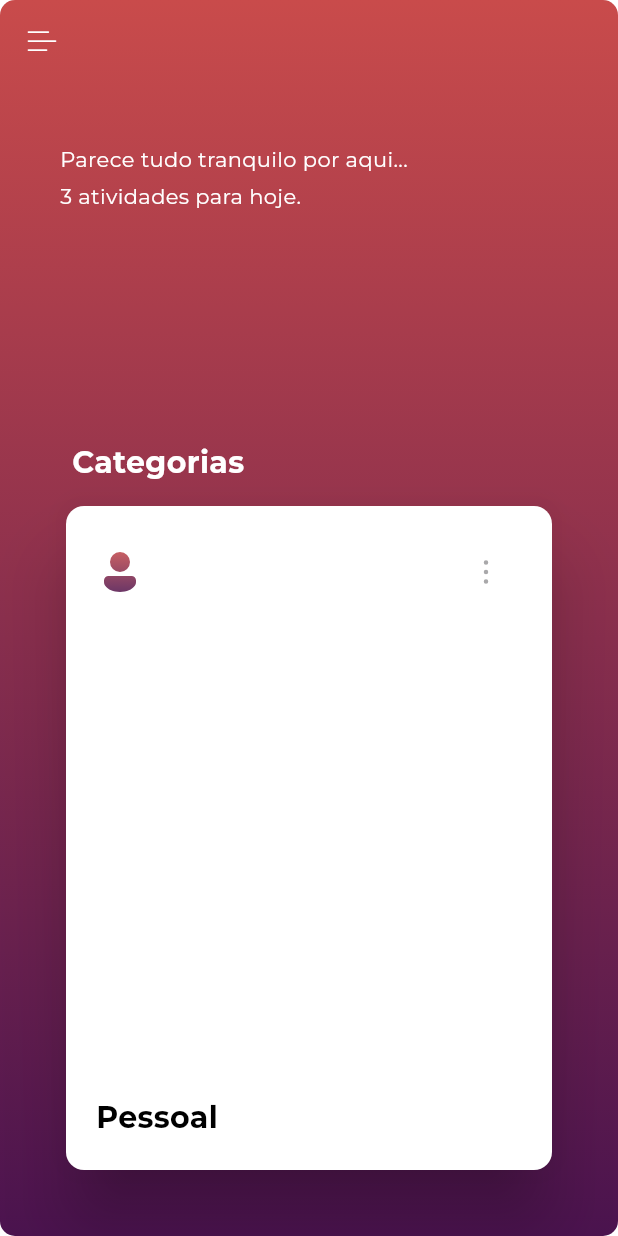
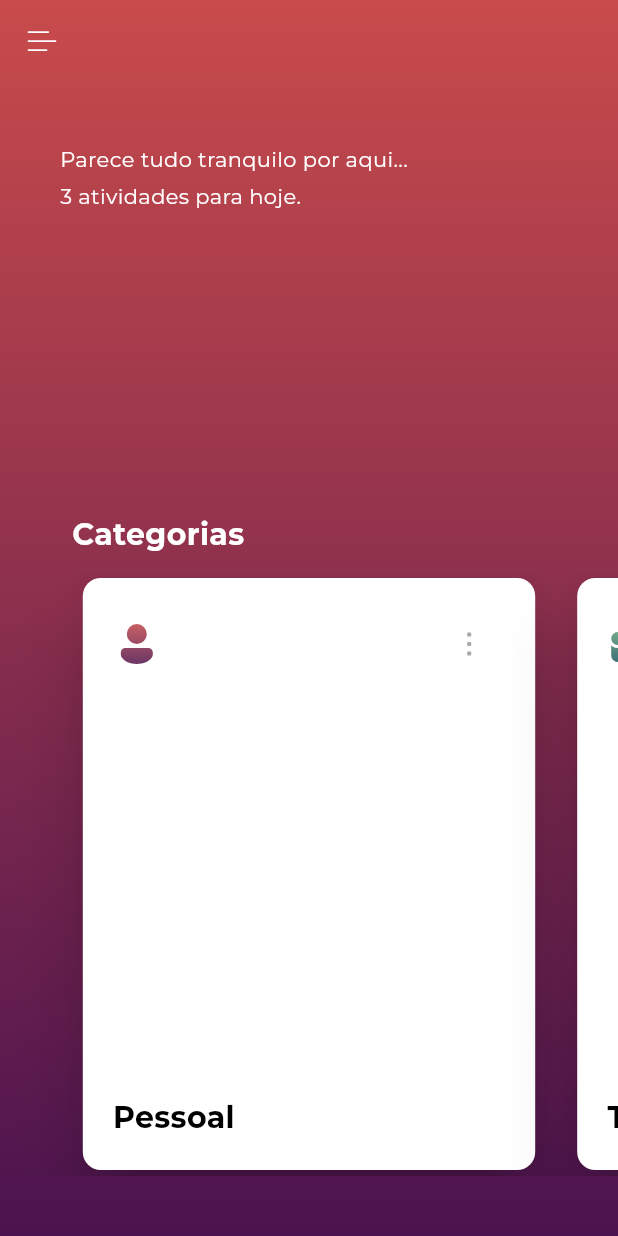
Before and after one commit to abnerjs/bc_dio_trilhaapp, a Flutter app: the HomePage screen opened directly with empty values, on a phone screen of 412 x 824 dp. Run offline on Flutter 3.47's test engine with Material 2 defaults, Android fonts, the phone set to English and light mode, and no system bars; our stand-ins replace fluentui_system_icons, flutter_zoom_drawer, google_fonts, mask_text_input_formatter, multi_select_flutter, scroll_snap_list.

Commit message:
homepage colors and snap horizontal scroll with page view

```diff
--- a/lib/main.dart
+++ b/lib/main.dart
@@ -4,6 +4,7 @@ import 'package:todoapp/pages/home/home_main.dart';
 import 'package:todoapp/pages/login.dart';
 import 'package:todoapp/pages/profile/profile_main.dart';
 import 'package:flutter_localizations/flutter_localizations.dart';
+import 'package:todoapp/pages/settings/settings_main.dart';
 
 void main() {
   runApp(const MyApp());
@@ -34,6 +35,8 @@ class MyApp extends StatelessWidget {
       routes: <String, WidgetBuilder>{
         '/home': (context) => const HomePageMain(title: 'Olá, Abner!'),
         '/profile': (context) => const ProfilePageMain(title: 'Perfil'),
+        '/settings': (context) =>
+            const SettingsPageMain(title: 'Configurações'),
       },
     );
   }
--- a/lib/pages/home/home.dart
+++ b/lib/pages/home/home.dart
@@ -1,6 +1,7 @@
 import 'package:fluentui_system_icons/fluentui_system_icons.dart';
 import 'package:flutter/material.dart';
 import 'package:google_fonts/google_fonts.dart';
+import 'package:scroll_snap_list/scroll_snap_list.dart';
 import 'package:todoapp/widgets/menu.dart';
 
 class HomePage extends StatefulWidget {
@@ -12,20 +13,42 @@ class HomePage extends StatefulWidget {
   State<HomePage> createState() => _HomePageState();
 }
 
+class CardData {
+  final String label;
+  final IconData icon;
+  final List<Color> colors;
+
+  CardData(this.label, this.icon, this.colors);
+}
+
 class _HomePageState extends State<HomePage> {
+  List<CardData> data = [
+    CardData("Pessoal", FluentIcons.person_32_filled, [
+      const Color(0xFF4b134f),
+      const Color(0xFFc94b4b),
+    ]),
+    CardData("Trabalho", FluentIcons.briefcase_32_filled, [
+      const Color(0xFF134E5E),
+      const Color(0xFF71B280),
+    ]),
+    CardData("Estudos", FluentIcons.book_default_28_filled, [
+      const Color(0xFF16222A),
+      const Color(0xFF3A6073),
+    ]),
+  ];
+
+  var _activeIndex = 0;
+
   @override
   Widget build(BuildContext context) {
-    return Container(
+    return AnimatedContainer(
+      duration: const Duration(milliseconds: 300),
       decoration: BoxDecoration(
-        gradient: const LinearGradient(
+        gradient: LinearGradient(
           begin: Alignment.bottomCenter,
           end: Alignment.topCenter,
-          colors: [
-            Color(0xFF4b134f),
-            Color(0xFFc94b4b),
-          ],
+          colors: data[_activeIndex].colors,
         ),
-        borderRadius: BorderRadius.circular(10),
       ),
       child: Scaffold(
         backgroundColor: Colors.transparent,
@@ -87,8 +110,37 @@ class _HomePageState extends State<HomePage> {
                     fontWeight: FontWeight.bold),
               ),
             ),
-            Container(
-              margin: const EdgeInsets.only(bottom: 40, left: 40, right: 40),
+            Expanded(
+              flex: 2,
+              child: NotificationListener<ScrollUpdateNotification>(
+                onNotification: (notification) {
+                  setState(() {
+                    _activeIndex = notification.metrics.pixels ~/
+                        (MediaQuery.of(context).size.width - 80);
+                  });
+                  return true;
+                },
+                child: PageView.builder(
+                  itemCount: data.length,
+                  controller: PageController(viewportFraction: 0.8),
+                  itemBuilder: (BuildContext context, int itemIndex) {
+                    return _buildCarouselItem(context, 1, itemIndex);
+                  },
+                ),
+              ),
+            ),
+            const SizedBox(
+              height: 40,
+            ),
+          ],
+        ),
+      ),
+    );
+  }
+
+  Widget _buildCarouselItem(BuildContext context, int aux, int itemIndex) {
+    return Padding(
+      padding: const EdgeInsets.symmetric(horizontal: 10.0),
       child: Card(
         elevation: 20,
         color: Colors.white,
@@ -103,17 +155,13 @@ class _HomePageState extends State<HomePage> {
                 children: [
                   ShaderMask(
                     blendMode: BlendMode.srcIn,
-                            shaderCallback: (Rect bounds) =>
-                                const LinearGradient(
+                    shaderCallback: (Rect bounds) => LinearGradient(
                       begin: Alignment.bottomCenter,
                       end: Alignment.topCenter,
-                              colors: [
-                                Color(0xFF4b134f),
-                                Color(0xFFc94b4b),
-                              ],
+                      colors: data[itemIndex].colors,
                     ).createShader(bounds),
-                            child: const Icon(
-                              FluentIcons.person_32_filled,
+                    child: Icon(
+                      data[itemIndex].icon,
                       size: 32,
                     ),
                   ),
@@ -126,9 +174,9 @@ class _HomePageState extends State<HomePage> {
                 ],
               ),
               const Spacer(),
-                      const Text(
-                        'Pessoal',
-                        style: TextStyle(
+              Text(
+                data[itemIndex].label,
+                style: const TextStyle(
                   fontSize: 20,
                   fontWeight: FontWeight.bold,
                   color: Colors.black,
@@ -138,10 +186,6 @@ class _HomePageState extends State<HomePage> {
           ),
         ),
       ),
-            ),
-          ],
-        ),
-      ),
     );
   }
 }
--- a/lib/pages/menu.dart
+++ b/lib/pages/menu.dart
@@ -105,7 +105,7 @@ class MenuItems {
   static const config = MenuItem(
       title: 'Configurações',
       icon: FluentIcons.settings_16_regular,
-      url: '/home');
+      url: '/settings');
 
   static const all = <MenuItem>[
     home,
```
Also changed, not shown: lib/pages/settings/settings.dart (added, +34 -0 lines), lib/pages/settings/settings_main.dart (added, +40 -0 lines), assets/home.png (deleted), 2 other files. Lines whose indentation alone changed are shown as unchanged.
